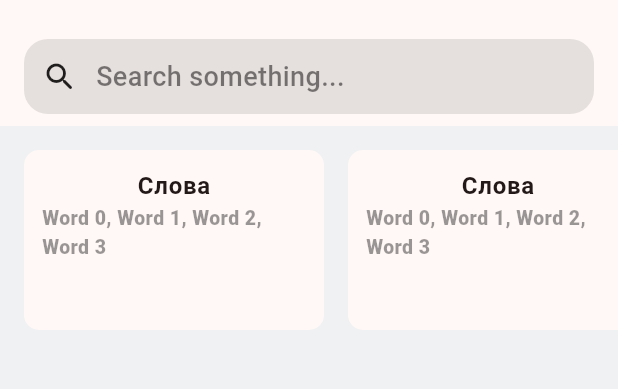
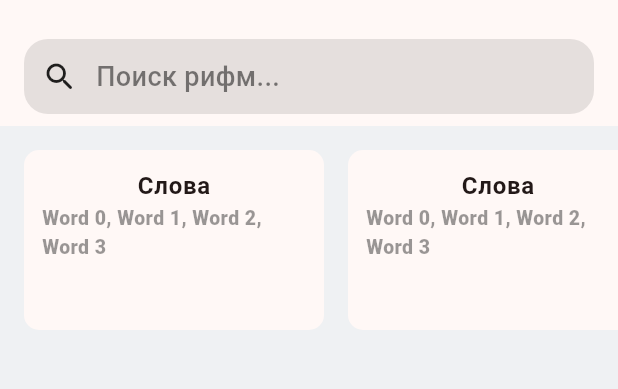
Before and after one commit to Tyukmaev5/first_application, a Flutter app: the screen it shows after launch, on a phone screen of 412 x 824 dp, the part 63-452 px from its top. Run offline on Flutter 3.47's test engine with Material 3 defaults, Android fonts, the phone set to English and light mode, and no system bars; our stand-ins replace auto_route, dio, equatable, flutter_bloc, flutter_dotenv, retrofit; generated files the repository leaves out were written again.

```diff
--- a/rhymer/lib/features/search/bloc/rhymes_list_bloc.dart
+++ b/rhymer/lib/features/search/bloc/rhymes_list_bloc.dart
@@ -7,9 +7,7 @@ part 'rhymes_list_event.dart';
 part 'rhymes_list_state.dart';
 
 class RhymesListBloc extends Bloc<RhymesListEvent, RhymesListState> {
-  RhymesListBloc({
-    required this.apiClient,
-  }) : super(RhymesListInitial()) {
+  RhymesListBloc({required this.apiClient}) : super(RhymesListInitial()) {
     on<SearchRhymes>(_onSearch);
   }
 
--- a/rhymer/lib/features/search/view/search_screen.dart
+++ b/rhymer/lib/features/search/view/search_screen.dart
@@ -17,13 +17,6 @@ class _SearchScreenState extends State<SearchScreen> {
   final _searchController = TextEditingController();
 
   @override
-  void initState() {
-    BlocProvider.of<RhymesListBloc>(context)
-        .add(const SearchRhymes(query: 'любовь'));
-    super.initState();
-  }
-
-  @override
   Widget build(BuildContext context) {
     return CustomScrollView(
       slivers: [
@@ -37,6 +30,7 @@ class _SearchScreenState extends State<SearchScreen> {
           bottom: PreferredSize(
             preferredSize: const Size.fromHeight(70),
             child: SearchButton(
+              controller: _searchController,
               onTap: () => _showSearchBottomSheet(context),
             ),
           ),
@@ -96,16 +90,22 @@ class _SearchScreenState extends State<SearchScreen> {
     );
   }
 
-  void _showSearchBottomSheet(BuildContext context) {
-    showModalBottomSheet(
+  Future<void> _showSearchBottomSheet(BuildContext context) async {
+    final bloc = BlocProvider.of<RhymesListBloc>(context);
+    final query = await showModalBottomSheet<String>(
       isScrollControlled: true,
       backgroundColor: Colors.transparent,
       elevation: 0,
       context: context,
-      builder: (context) => const Padding(
-        padding: EdgeInsets.only(top: 60),
-        child: SearchRhymesBottomSheet(),
+      builder: (context) => Padding(
+        padding: const EdgeInsets.only(top: 60),
+        child: SearchRhymesBottomSheet(
+          controller: _searchController,
+        ),
       ),
     );
+    if (query != null) {
+      bloc.add(SearchRhymes(query: query));
+    }
   }
 }
--- a/rhymer/lib/features/search/widgets/search_button.dart
+++ b/rhymer/lib/features/search/widgets/search_button.dart
@@ -4,9 +4,11 @@ class SearchButton extends StatelessWidget {
   const SearchButton({
     super.key,
     required this.onTap,
+    required this.controller,
   });
 
   final VoidCallback onTap;
+  final TextEditingController controller;
 
   @override
   Widget build(BuildContext context) {
@@ -25,13 +27,18 @@ class SearchButton extends StatelessWidget {
           children: [
             const Icon(Icons.search_rounded),
             const SizedBox(width: 12),
-            Text(
-              'Search something...',
-              style: TextStyle(
-                fontSize: 18,
-                color: theme.hintColor.withOpacity(0.5),
-                fontWeight: FontWeight.w500,
-              ),
+            AnimatedBuilder(
+              animation: controller,
+              builder: (BuildContext context, _) {
+                return Text(
+                  controller.text.isEmpty ? 'Поиск рифм...' : controller.text,
+                  style: TextStyle(
+                    fontSize: 18,
+                    color: theme.hintColor.withOpacity(0.5),
+                    fontWeight: FontWeight.w500,
+                  ),
+                );
+              },
             ),
           ],
         ),
```
Also changed, not shown: rhymer/lib/features/search/widgets/search_rhymes_bottom_sheet.dart (+10 -2 lines), rhymer/lib/main.dart (line endings or trailing spaces).
